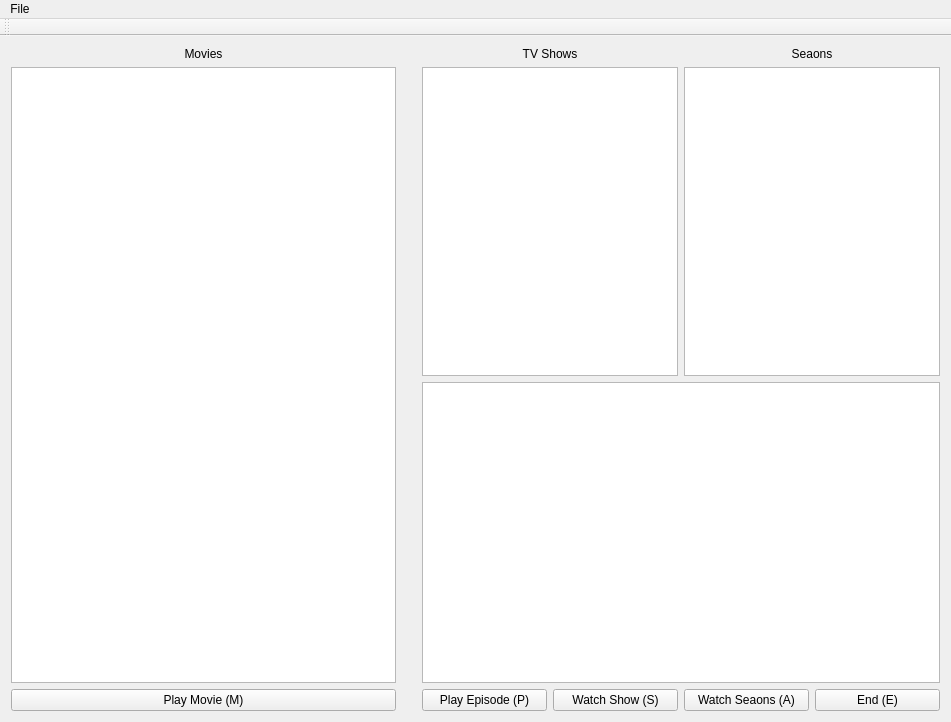
Above: mainwindow.ui from madsprinkler219/QT_VLC_Media_Player before the change. Below: the same form after it.
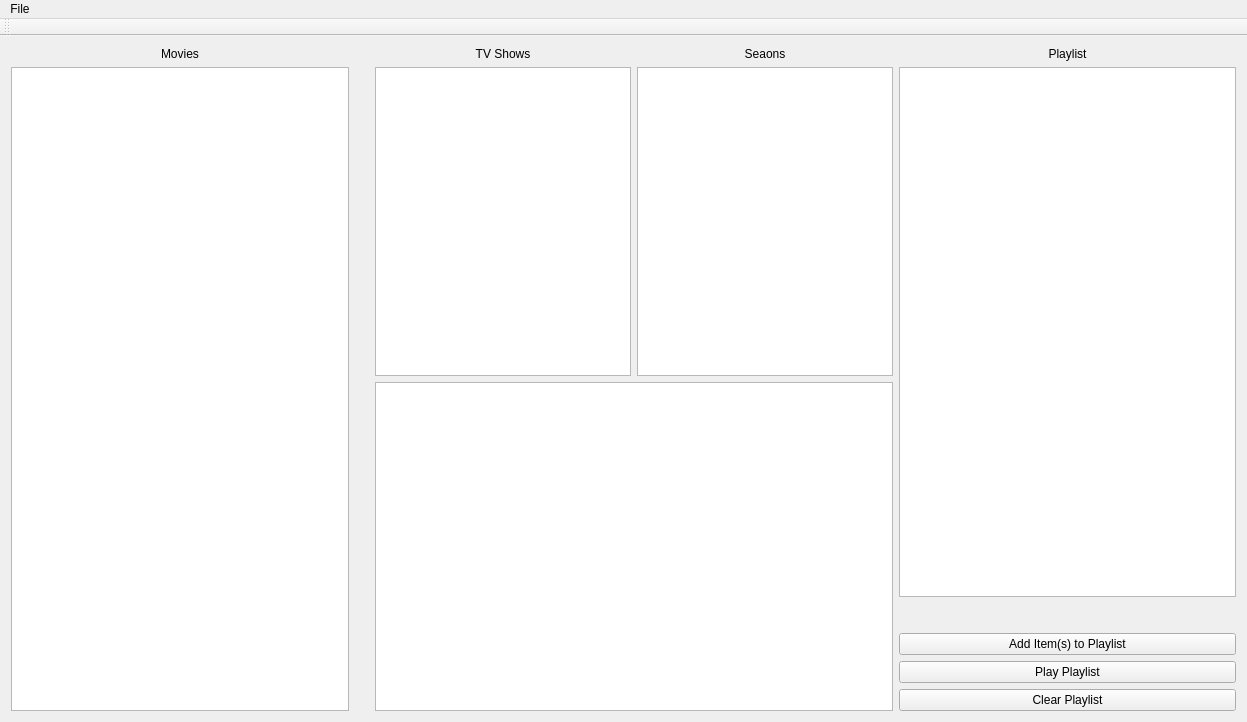
That is the form after the change.

Commit message: Added playlist mode as method to play all media

Patch:
```diff
--- a/mainwindow.ui
+++ b/mainwindow.ui
@@ -6,7 +6,7 @@
    <rect>
     <x>0</x>
     <y>0</y>
-    <width>951</width>
+    <width>1247</width>
     <height>722</height>
    </rect>
   </property>
@@ -34,13 +34,6 @@
         </property>
        </widget>
       </item>
-      <item>
-       <widget class="QPushButton" name="pushButton">
-        <property name="text">
-         <string>Play Movie (M)</string>
-        </property>
-       </widget>
-      </item>
      </layout>
     </item>
     <item>
@@ -109,38 +102,67 @@
          <widget class="QListWidget" name="listWidget_4"/>
         </item>
         <item>
-         <layout class="QHBoxLayout" name="horizontalLayout_2">
+         <layout class="QHBoxLayout" name="horizontalLayout_2"/>
+        </item>
+       </layout>
+      </item>
+     </layout>
+    </item>
           <item>
-           <widget class="QPushButton" name="pushButton_4">
+     <layout class="QVBoxLayout" name="verticalLayout_7">
+      <item>
+       <layout class="QVBoxLayout" name="verticalLayout_6">
+        <item>
+         <widget class="QLabel" name="label_4">
             <property name="text">
-             <string>Play Episode (P)</string>
-            </property>
+           <string>Playlist</string>
+          </property>
+          <property name="alignment">
+           <set>Qt::AlignCenter</set>
+          </property>
            </widget>
           </item>
           <item>
-           <widget class="QPushButton" name="pushButton_2">
+         <widget class="QListWidget" name="listWidget_5"/>
+        </item>
+       </layout>
+      </item>
+      <item>
+       <spacer name="verticalSpacer">
+        <property name="orientation">
+         <enum>Qt::Vertical</enum>
+        </property>
+        <property name="sizeType">
+         <enum>QSizePolicy::Fixed</enum>
+        </property>
+        <property name="sizeHint" stdset="0">
+         <size>
+          <width>20</width>
+          <height>30</height>
+         </size>
+        </property>
+       </spacer>
+      </item>
+      <item>
+       <widget class="QPushButton" name="pushButton_6">
             <property name="text">
-             <string>Watch Show (S)</string>
+         <string>Add Item(s) to Playlist</string>
             </property>
            </widget>
           </item>
           <item>
-           <widget class="QPushButton" name="pushButton_3">
+       <widget class="QPushButton" name="pushButton_7">
             <property name="text">
-             <string>Watch Seaons (A)</string>
+         <string>Play Playlist</string>
             </property>
            </widget>
           </item>
           <item>
-           <widget class="QPushButton" name="pushButton_5">
+       <widget class="QPushButton" name="pushButton_8">
             <property name="text">
-             <string>End (E)</string>
-            </property>
-           </widget>
-          </item>
-         </layout>
-        </item>
-       </layout>
+         <string>Clear Playlist</string>
+        </property>
+       </widget>
       </item>
      </layout>
     </item>
@@ -151,7 +173,7 @@
     <rect>
      <x>0</x>
      <y>0</y>
-     <width>951</width>
+     <width>1247</width>
      <height>21</height>
     </rect>
    </property>
```
Lines whose indentation alone changed are shown as unchanged. The commit also changes 9 other files.
